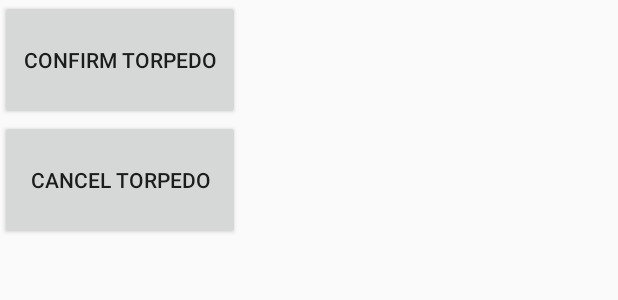
After one commit to geluso/captain-sonar-radar-companion, an Android app: the layout torpedo_confirmation.xml on its own in the app's theme, with its tools: preview values and no code run, on a phone screen of 412 x 824 dp. The commit adds this screen. Shown: the top 300 px of the screen. Run offline under Robolectric (Android 15) with nearby library versions, the phone set to English and light mode, and no system bars.

Commit message:
showing torpedo menu

```diff
--- /dev/null
+++ b/app/src/main/res/layout/torpedo_confirmation.xml
@@ -0,0 +1,18 @@
+<?xml version="1.0" encoding="utf-8"?>
+<LinearLayout xmlns:android="http://schemas.android.com/apk/res/android"
+              android:layout_width="160dp"
+              android:layout_height="160dp"
+              android:orientation="vertical">
+    <Button
+        android:id="@+id/confirmTorpedo"
+        android:text="Confirm Torpedo"
+        android:layout_weight="1"
+        android:layout_width="match_parent"
+        android:layout_height="0dp"/>
+    <Button
+        android:id="@+id/cancelTorpedo"
+        android:text="Cancel Torpedo"
+        android:layout_weight="1"
+        android:layout_width="match_parent"
+        android:layout_height="0dp"/>
+</LinearLayout>
```
Also changed, not shown: app/src/main/java/org/mooncolony/moonmayor/captainsonarradarcompanion/MainActivity.java (+35 -0 lines), app/src/main/res/layout/activity_main.xml (+10 -0 lines).
